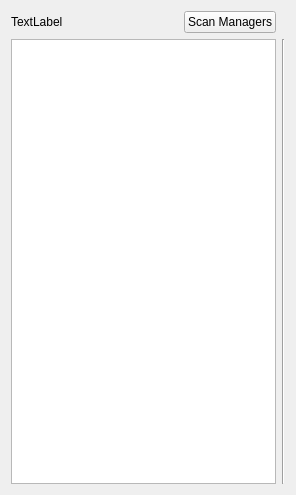
This is SMS/ObjectViewer/ObjectViewer.ui in Goldfire711/sms-tools as Qt 5 draws it before an edit. The edited form follows.
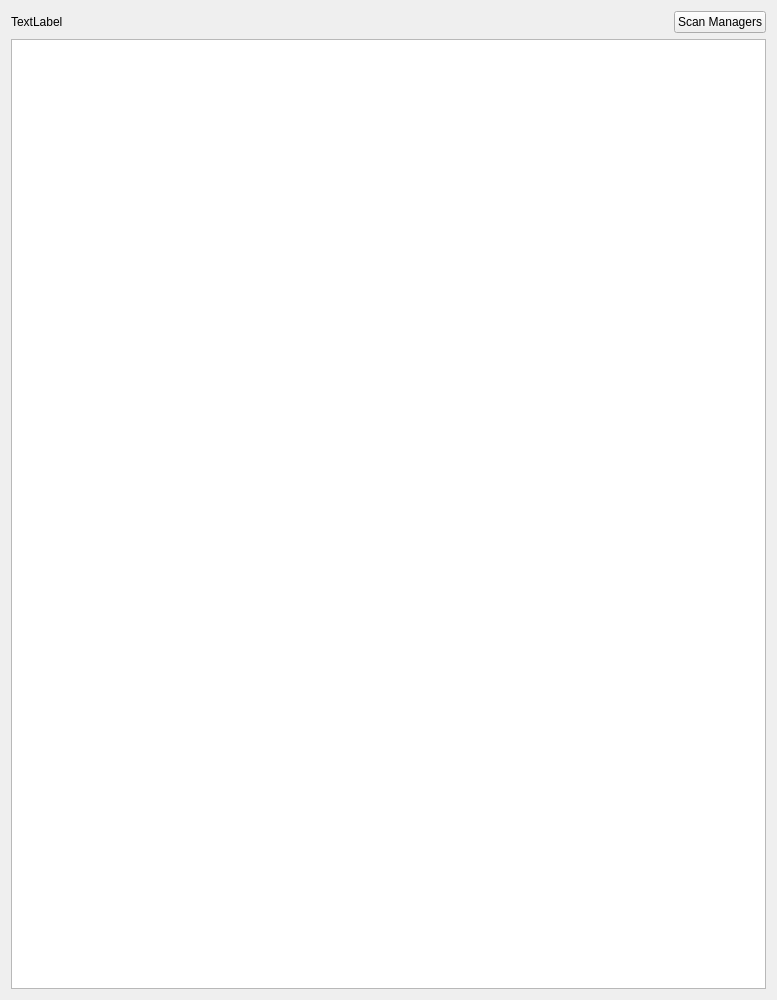
This is the edited form.

```diff
--- a/SMS/ObjectViewer/ObjectViewer.ui
+++ b/SMS/ObjectViewer/ObjectViewer.ui
@@ -1,36 +1,28 @@
 <?xml version="1.0" encoding="UTF-8"?>
 <ui version="4.0">
  <class>ObjectViewer</class>
- <widget class="QWidget" name="ObjectViewer">
+ <widget class="QMainWindow" name="ObjectViewer">
   <property name="geometry">
    <rect>
     <x>0</x>
     <y>0</y>
-    <width>296</width>
-    <height>495</height>
+    <width>777</width>
+    <height>1000</height>
    </rect>
   </property>
   <property name="windowTitle">
    <string>ObjectViewer</string>
   </property>
+  <widget class="QWidget" name="centralWidget">
   <layout class="QGridLayout" name="gridLayout">
-   <item row="1" column="0">
-    <widget class="QTreeView" name="tree_object">
-     <attribute name="headerDefaultSectionSize">
-      <number>212</number>
-     </attribute>
-    </widget>
-   </item>
-   <item row="0" column="0">
-    <layout class="QHBoxLayout" name="horizontalLayout">
-     <item>
-      <widget class="QLabel" name="label">
+    <item row="0" column="2">
+     <widget class="QPushButton" name="button_scan_managers">
        <property name="text">
-        <string>TextLabel</string>
+       <string>Scan Managers</string>
        </property>
       </widget>
      </item>
-     <item>
+    <item row="0" column="1">
       <spacer name="horizontalSpacer">
        <property name="orientation">
         <enum>Qt::Horizontal</enum>
@@ -43,23 +35,18 @@
        </property>
       </spacer>
      </item>
-     <item>
-      <widget class="QPushButton" name="button_scan_managers">
+    <item row="0" column="0">
+     <widget class="QLabel" name="label">
        <property name="text">
-        <string>Scan Managers</string>
+       <string>TextLabel</string>
        </property>
       </widget>
      </item>
-    </layout>
-   </item>
-   <item row="1" column="1">
-    <widget class="Line" name="line">
-     <property name="orientation">
-      <enum>Qt::Vertical</enum>
-     </property>
-    </widget>
-   </item>
-  </layout>
+    <item row="1" column="0" colspan="3">
+     <widget class="QTreeView" name="tree_object"/>
+    </item>
+   </layout>
+  </widget>
  </widget>
  <layoutdefault spacing="6" margin="11"/>
  <resources/>
```
Lines whose indentation alone changed are shown as unchanged.
